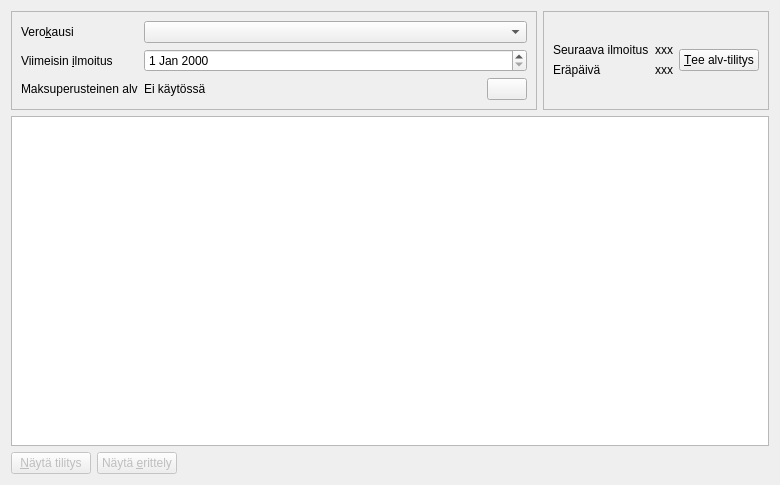
Old version of the form kitupiikki/maaritys/arvonlisavero.ui in the repository artoh/kitupiikki.
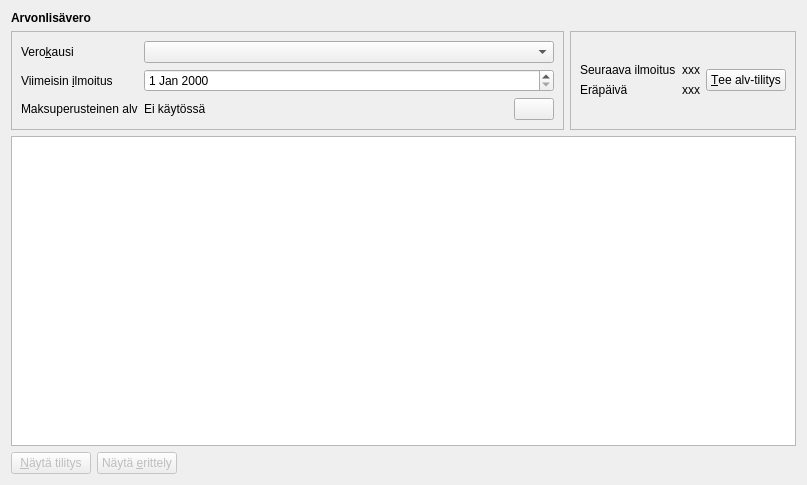
New version of the form. Icons and pictures are not drawn.

```diff
--- a/kitupiikki/maaritys/arvonlisavero.ui
+++ b/kitupiikki/maaritys/arvonlisavero.ui
@@ -6,7 +6,7 @@
    <rect>
     <x>0</x>
     <y>0</y>
-    <width>780</width>
+    <width>807</width>
     <height>485</height>
    </rect>
   </property>
@@ -14,6 +14,19 @@
    <string>Form</string>
   </property>
   <layout class="QVBoxLayout" name="verticalLayout_3">
+   <item>
+    <widget class="QLabel" name="label_6">
+     <property name="font">
+      <font>
+       <weight>75</weight>
+       <bold>true</bold>
+      </font>
+     </property>
+     <property name="text">
+      <string>Arvonlisävero</string>
+     </property>
+    </widget>
+   </item>
    <item>
     <layout class="QHBoxLayout" name="horizontalLayout_7">
      <item>
```
